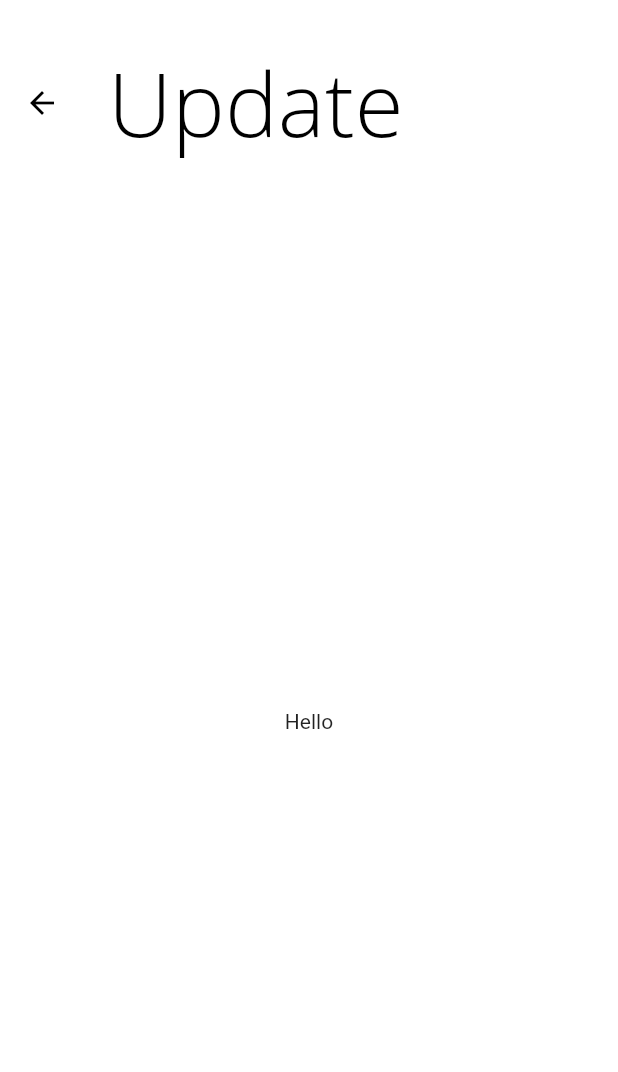
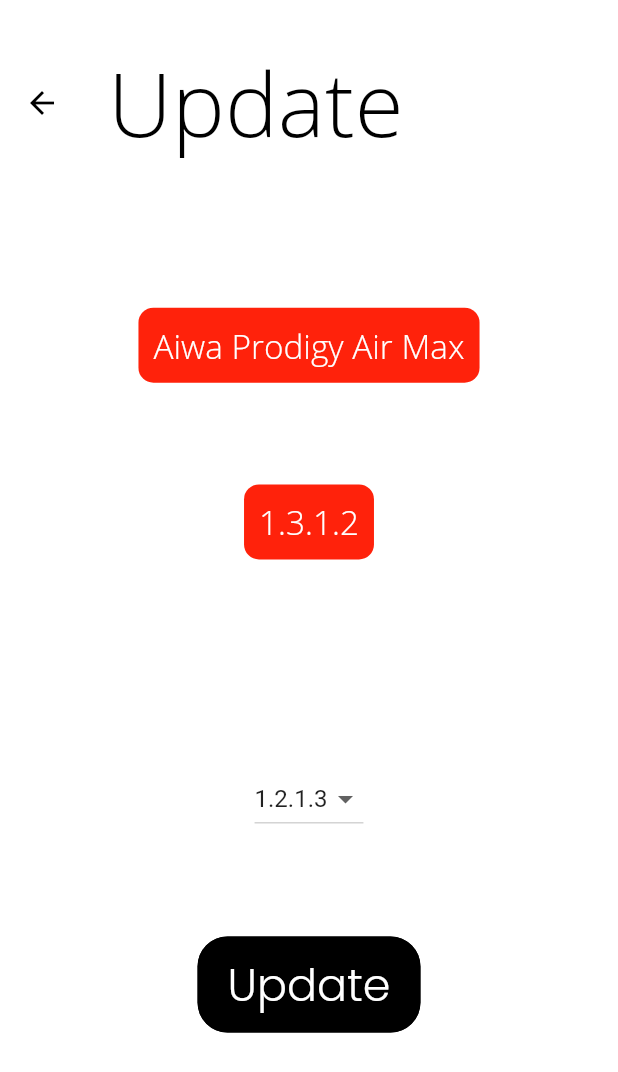
Before and after one commit to frankg0485/aiwaTechnology, a Flutter app: the SettingsPage screen opened directly, after a tap on "Firmware Update", on a phone screen of 412 x 824 dp. Shown: the top 1072 px of the screen. Run offline on Flutter 3.47's test engine with Material 2 defaults, Android fonts, the phone set to English and light mode, and no system bars.

Commit message:
basic FOTA UI complete

```diff
--- a/lib/FOTAPage.dart
+++ b/lib/FOTAPage.dart
@@ -1,8 +1,9 @@
 import 'package:flutter/material.dart';
 import 'package:aiwa_technology/Theme.dart';
+import 'dart:async';
 
 class FOTAPage extends StatefulWidget {
-  FOTAPage({Key key}) : super(key: key);
+  FOTAPage({Key key, this.versionString}) : super(key: key);
 
   // This widget is the home page of your application. It is stateful, meaning
   // that it has a State object (defined below) that contains fields that affect
@@ -13,15 +14,25 @@ class FOTAPage extends StatefulWidget {
   // used by the build method of the State. Fields in a Widget subclass are
   // always marked "final".
 
+  var versionString;
+
   @override
   _FOTAPageState createState() => _FOTAPageState();
 }
 
 class _FOTAPageState extends State<FOTAPage> {
-  var versionString = "1.3.1.2";
+  var currentVersionStr = "";
+  var deviceName = "Aiwa Prodigy Air Max";
+  var allFWVersions = ["1.1.1.1", "1.1.2.4", "1.2.1.3", "1.3.1.2", "1.5.3.3"];
+  var selectedVersion = "";
+
+  _FOTAPageState() {
+    selectedVersion = allFWVersions[2];
+  }
 
   @override
   Widget build(BuildContext context) {
+    currentVersionStr = widget.versionString;
     THEME.SCREEN_WIDTH = MediaQuery.of(context).size.width;
     THEME.SCREEN_HEIGHT = MediaQuery.of(context).size.height;
 
@@ -47,10 +58,138 @@ class _FOTAPageState extends State<FOTAPage> {
         child: Column(
           mainAxisAlignment: MainAxisAlignment.spaceEvenly,
           children: <Widget>[
-            Text("Hello"),
+            Flexible(
+              flex: 1,
+              child: Container(
+                padding: EdgeInsets.all(THEME.CONTAINER_PADDING),
+                decoration: BoxDecoration(
+                  color: THEME.AIWA_COLOR,
+                  borderRadius: BorderRadius.circular(10),
+                ),
+                child: Text(
+                  deviceName,
+                  style: TextStyle(
+                    fontFamily: THEME.NORMAL_FONT,
+                    fontSize: 18 / 667 * THEME.SCREEN_HEIGHT,
+                    color: Colors.white,
+                  ),
+                ),
+              ),
+            ),
+            Flexible(
+              flex: 1,
+              child: Container(
+                padding: EdgeInsets.all(THEME.CONTAINER_PADDING),
+                decoration: BoxDecoration(
+                  color: THEME.AIWA_COLOR,
+                  borderRadius: BorderRadius.circular(10),
+                ),
+                child: Text(
+                  currentVersionStr,
+                  style: TextStyle(
+                    fontFamily: THEME.NORMAL_FONT,
+                    fontSize: 18 / 667 * THEME.SCREEN_HEIGHT,
+                    color: Colors.white,
+                  ),
+                ),
+              ),
+            ),
+            Container(),
+            DropdownButton<String>(
+              value: selectedVersion,
+              items: allFWVersions.map((String value) {
+                return new DropdownMenuItem<String>(
+                  value: value,
+                  child: Text(value),
+                );
+              }).toList(),
+              onChanged: (newVersion) {
+                setState(() {
+                  selectedVersion = newVersion;
+                });
+              },
+            ),
+            //Flexible(flex: 2, child: Container()),
+            Flexible(
+              flex: 1,
+              child: FlatButton(
+                padding: EdgeInsets.only(
+                  left: THEME.CONTAINER_PADDING * 2,
+                  right: THEME.CONTAINER_PADDING * 2,
+                  top: THEME.CONTAINER_PADDING,
+                  bottom: THEME.CONTAINER_PADDING,
+                ),
+                shape: RoundedRectangleBorder(
+                  borderRadius: BorderRadius.circular(20),
+                  side: BorderSide(color: Colors.black),
+                ),
+                color: Colors.black,
+                child: Text(
+                  "Update",
+                  style: TextStyle(
+                    fontFamily: THEME.BUTTON_FONT,
+                    fontSize: 24 / 667 * THEME.SCREEN_HEIGHT,
+                    color: Colors.white,
+                  ),
+                ),
+                onPressed: () {
+                  _ProgressIndicatorDemoState.beginAnimation();
+                },
+              ),
+            ),
+            ProgressIndicatorDemo(),
           ],
         ),
       ),
     );
   }
 }
+
+class ProgressIndicatorDemo extends StatefulWidget {
+  @override
+  _ProgressIndicatorDemoState createState() =>
+      new _ProgressIndicatorDemoState();
+}
+
+class _ProgressIndicatorDemoState extends State<ProgressIndicatorDemo>
+    with SingleTickerProviderStateMixin {
+  static AnimationController controller;
+  Animation<double> animation;
+
+  static void beginAnimation() {
+    controller.forward();
+  }
+
+  @override
+  void initState() {
+    super.initState();
+    controller = AnimationController(
+        duration: const Duration(milliseconds: 2000), vsync: this);
+    animation = Tween(begin: 0.0, end: 1.0).animate(controller)
+      ..addListener(() {
+        setState(() {
+          if (animation.value == 1.0) {
+            controller.stop();
+          }
+        });
+      });
+  }
+
+  @override
+  void dispose() {
+    controller.stop();
+    super.dispose();
+  }
+
+  @override
+  Widget build(BuildContext context) {
+    if (controller.isCompleted) { return Text("Firmware Update Complete"); }
+    else if (!controller.isAnimating) { return Container(width: 0, height: 0); }
+    return new Center(
+        child: new Container(
+      child: LinearProgressIndicator(
+        value: animation.value,
+      ),
+    ));
+  }
+}
--- a/lib/Settings.dart
+++ b/lib/Settings.dart
@@ -66,7 +66,7 @@ class _SettingsPageState extends State<SettingsPage> {
               onPressed: () {
                 Navigator.push(
                   context,
-                  MaterialPageRoute(builder: (context) => FOTAPage()),
+                  MaterialPageRoute(builder: (context) => FOTAPage(versionString: versionString)),
                 );
               },
             ),
```
